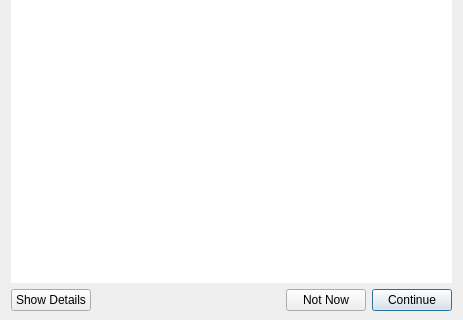
Qt form forms/usernotofication.ui (pixellots/unclient) before a commit; both pictures show x 0 to 463 and y 158 to 478 of the 463 by 478 pixel window.
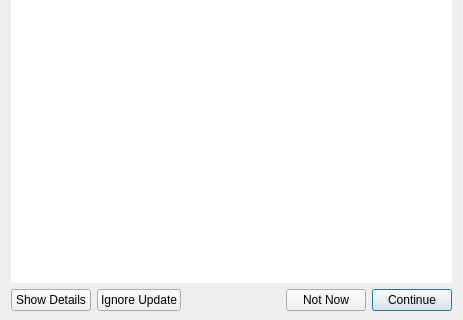
The same form after that commit. Custom widgets are drawn as their Qt base class.

Commit message: added ignore update functionality for single mode updates

```diff
--- a/forms/usernotofication.ui
+++ b/forms/usernotofication.ui
@@ -175,6 +175,16 @@
        </property>
       </widget>
      </item>
+     <item>
+      <widget class="QPushButton" name="pshSkip">
+       <property name="text">
+        <string>Ignore Update</string>
+       </property>
+       <property name="autoDefault">
+        <bool>false</bool>
+       </property>
+      </widget>
+     </item>
      <item>
       <spacer name="horizontalSpacer">
        <property name="orientation">
@@ -182,7 +192,7 @@
        </property>
        <property name="sizeHint" stdset="0">
         <size>
-         <width>120</width>
+         <width>20</width>
          <height>20</height>
         </size>
        </property>
```
Left out of the diff: 5 changed lines with no effect on the pictures. The commit also changes 3 other files.
